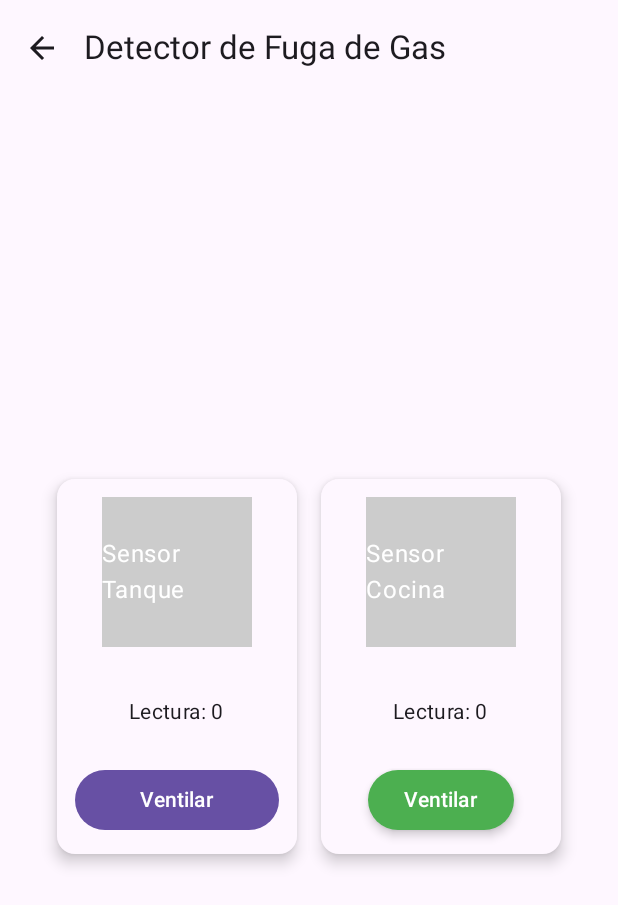
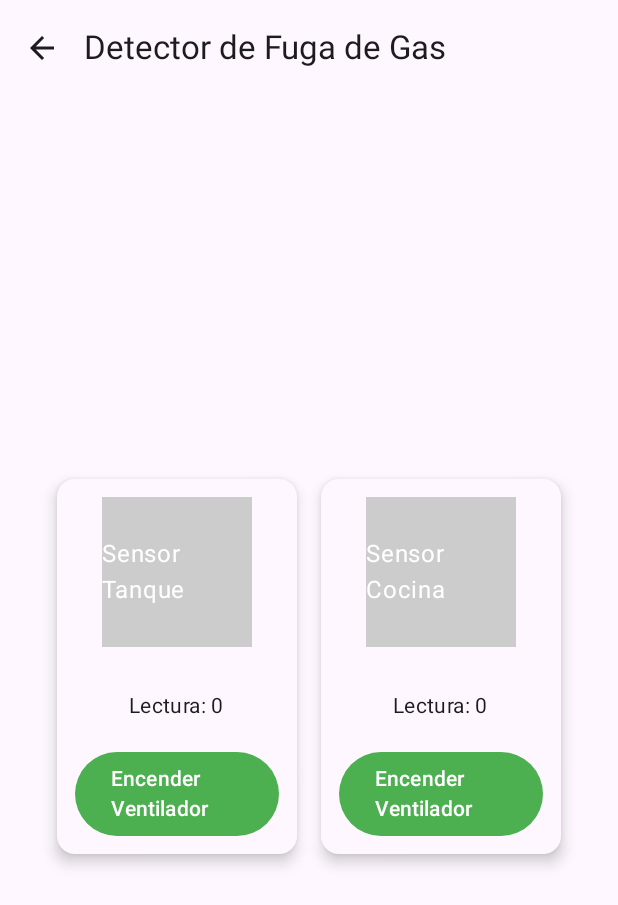
Before and after one commit to Dantebiersack/SentryHouseMobile, an Android app built with Jetpack Compose: the GasScreen screen opened through its navigation route, on a phone screen of 412 x 824 dp. Shown: the top 905 px of the screen. Run offline under Robolectric (Android 15) with nearby library versions, the phone set to English and light mode, and no system bars; pictures from the network do not load.

Commit message:
Funcionalidad del ventilador

```diff
--- a/app/src/main/java/com/angel/sentryhouse/ui/screens/GasScreen.kt
+++ b/app/src/main/java/com/angel/sentryhouse/ui/screens/GasScreen.kt
@@ -27,6 +27,8 @@ import kotlinx.coroutines.flow.firstOrNull
 import kotlinx.coroutines.launch
 import androidx.compose.foundation.rememberScrollState
 import androidx.compose.foundation.verticalScroll
+import com.angel.sentryhouse.ApiService
+import retrofit2.Response
 
 data class SensorItem(
     val id: Int,
@@ -35,33 +37,54 @@ data class SensorItem(
     val isClosed: Boolean = false,
     val hasLeak: Boolean = false
 )
+
 val VerdeEcologico = Color(0xFF4CAF50)
 val VerdeOscuroEcologico = Color(0xFF2E7D32)
 val AzulEcologico = Color(0xFF2196F3)
 val AmarilloEcologico = Color(0xFFFFC107)
+
 @OptIn(ExperimentalMaterial3Api::class)
 @Composable
 fun GasScreen(navController: NavController) {
+
     val context = LocalContext.current
     val scope = rememberCoroutineScope()
 
+
     var lecturaGas by remember { mutableStateOf(0) }
     var lecturaGasCocina by remember { mutableStateOf(0) }
+    var ventiladorEncendido by remember { mutableStateOf(false) }
+    var isLoading by remember { mutableStateOf(false) }
 
     var sensorTanque by remember { mutableStateOf(SensorItem(1, "Sensor Tanque")) }
     var sensorCocina by remember { mutableStateOf(SensorItem(2, "Sensor Cocina")) }
 
-    var activeSensorId by remember { mutableStateOf(1) }
+    // Cargar imagen guardada si existe
 
-    // Cargar imagen guardada si existe
+
+    // Función para cargar el estado inicial del ventilador
+    fun loadInitialVentiladorState() {
+        scope.launch {
+            try {
+                val api = getApi(context)
+                val response = api.obtenerEstadoVentilador()
+                ventiladorEncendido = response.estado
+                println("Estado inicial del ventilador: ${response.estado}")
+            } catch (e: Exception) {
+                println("Error al cargar estado inicial del ventilador: ${e.message}")
+            }
+        }
+    }
     LaunchedEffect(Unit) {
         val uriTanque = SensorImageStore.getImageUri(context, "gas", 1).firstOrNull()
         if (uriTanque != null) sensorTanque = sensorTanque.copy(imageUri = uriTanque)
 
         val uriCocina = SensorImageStore.getImageUri(context, "gas", 2).firstOrNull()
         if (uriCocina != null) sensorCocina = sensorCocina.copy(imageUri = uriCocina)
+
+        // Cargar estado inicial del ventilador
+        loadInitialVentiladorState()
     }
-
     // Lectura periódica de ambos sensores
     LaunchedEffect(Unit) {
         while (true) {
@@ -72,10 +95,51 @@ fun GasScreen(navController: NavController) {
 
                 val responseCocina = api.obtenerGasCocina()
                 lecturaGasCocina = responseCocina.valor
+
+                // Actualizar estado de fugas
+                sensorTanque = sensorTanque.copy(hasLeak = lecturaGas > 500) // Ajusta el umbral según necesites
+                sensorCocina = sensorCocina.copy(hasLeak = lecturaGasCocina > 500)
             } catch (e: Exception) {
-                e.printStackTrace()
+                println("Error al leer sensores: ${e.message}")
             }
             delay(5000)
+        }
+    }
+
+    fun toggleVentilador() {
+        val nuevoEstado = !ventiladorEncendido
+        scope.launch {
+            isLoading = true
+            try {
+                val api = getApi(context)
+                val response = api.cambiarEstadoVentilador(ApiService.VentiladorRequest(nuevoEstado))
+
+                if (response.isSuccessful) {
+                    response.body()?.let {
+                        ventiladorEncendido = it.estado
+                        println("Ventilador actualizado a: ${it.estado}")
+                    } ?: run {
+                        println("Respuesta vacía del servidor")
+                        // Forzar actualización del estado
+                        val estadoActual = api.obtenerEstadoVentilador()
+                        ventiladorEncendido = estadoActual.estado
+                    }
+                } else {
+                    println("Error en la respuesta: ${response.errorBody()?.string()}")
+                }
+            } catch (e: Exception) {
+                println("Error al cambiar estado del ventilador: ${e.message}")
+                // Recuperar estado actual si hay error
+                try {
+                    val api = getApi(context)
+                    val estadoActual = api.obtenerEstadoVentilador()
+                    ventiladorEncendido = estadoActual.estado
+                } catch (e: Exception) {
+                    println("Error al recuperar estado: ${e.message}")
+                }
+            } finally {
+                isLoading = false
+            }
         }
     }
 
@@ -184,15 +248,31 @@ fun GasScreen(navController: NavController) {
                         )
 
                         Button(
-                            onClick = { /* Acción de ventilación */ },
-                            modifier = Modifier.fillMaxWidth()
+                            onClick = { toggleVentilador() },
+                            modifier = Modifier.fillMaxWidth(),
+                            enabled = !isLoading,
+                            colors = if (ventiladorEncendido)
+                                ButtonDefaults.buttonColors(containerColor = Color.Red)
+                            else
+                                ButtonDefaults.buttonColors(containerColor = VerdeEcologico)
                         ) {
-                            Text("Ventilar", style = MaterialTheme.typography.labelLarge)
+                            if (isLoading) {
+                                CircularProgressIndicator(
+                                    modifier = Modifier.size(20.dp),
+                                    color = Color.White,
+                                    strokeWidth = 2.dp
+                                )
+                            } else {
+                                Text(
+                                    if (ventiladorEncendido) "Apagar Ventilador" else "Encender Ventilador",
+                                    style = MaterialTheme.typography.labelLarge
+                                )
+                            }
                         }
 
                         if (sensorTanque.hasLeak) {
                             Text(
-                                "⚠️ Posible fuga",
+                                "⚠️ Posible fuga detectada!",
                                 color = Color.Red,
                                 style = MaterialTheme.typography.labelMedium,
                                 modifier = Modifier.padding(top = 4.dp)
@@ -247,22 +327,31 @@ fun GasScreen(navController: NavController) {
                         )
 
                         Button(
-                            onClick = {  },
-                            colors = ButtonDefaults.buttonColors(
-                                containerColor = VerdeEcologico,
-                                contentColor = Color.White
-                            ),
-                            elevation = ButtonDefaults.buttonElevation(
-                                defaultElevation = 4.dp,
-                                pressedElevation = 8.dp
-                            )
+                            onClick = { toggleVentilador() },
+                            modifier = Modifier.fillMaxWidth(),
+                            enabled = !isLoading,
+                            colors = if (ventiladorEncendido)
+                                ButtonDefaults.buttonColors(containerColor = Color.Red)
+                            else
+                                ButtonDefaults.buttonColors(containerColor = VerdeEcologico)
                         ) {
-                            Text("Ventilar")
+                            if (isLoading) {
+                                CircularProgressIndicator(
+                                    modifier = Modifier.size(20.dp),
+                                    color = Color.White,
+                                    strokeWidth = 2.dp
+                                )
+                            } else {
+                                Text(
+                                    if (ventiladorEncendido) "Apagar Ventilador" else "Encender Ventilador",
+                                    style = MaterialTheme.typography.labelLarge
+                                )
+                            }
                         }
 
                         if (sensorCocina.hasLeak) {
                             Text(
-                                "⚠️ Posible fuga",
+                                "⚠️ Posible fuga detectada!",
                                 color = Color.Red,
                                 style = MaterialTheme.typography.labelMedium,
                                 modifier = Modifier.padding(top = 4.dp)
```
Also changed, not shown: app/src/main/java/com/angel/sentryhouse/ApiService.kt (+15 -0 lines).
